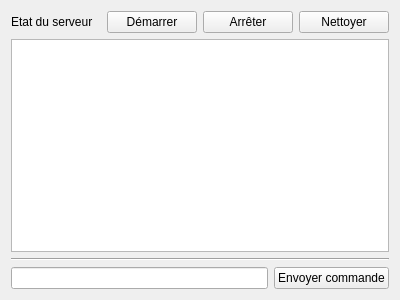
First picture: the form in serverwindow.ui, repository AlexandreGerault/LoupGarou-Server, before the edit.
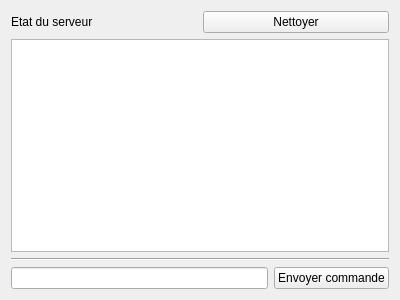
Second picture: the form after the edit.

```diff
--- a/serverwindow.ui
+++ b/serverwindow.ui
@@ -29,20 +29,6 @@
        </property>
       </widget>
      </item>
-     <item>
-      <widget class="QPushButton" name="m_startButton">
-       <property name="text">
-        <string>Démarrer</string>
-       </property>
-      </widget>
-     </item>
-     <item>
-      <widget class="QPushButton" name="m_stopButton">
-       <property name="text">
-        <string>Arrêter</string>
-       </property>
-      </widget>
-     </item>
      <item>
       <widget class="QPushButton" name="m_clearButton">
        <property name="text">
```
Left out of the diff: 4 changed lines with no effect on the pictures.
